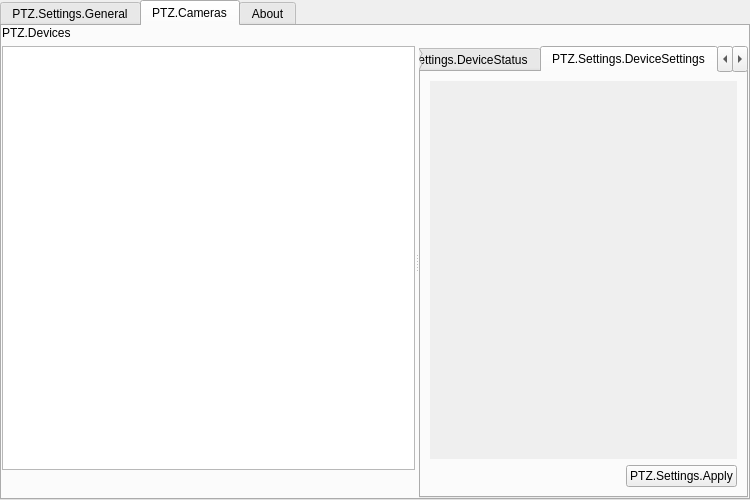
Before: the Qt Designer form src/settings.ui in glikely/obs-ptz, drawn with Qt 5.
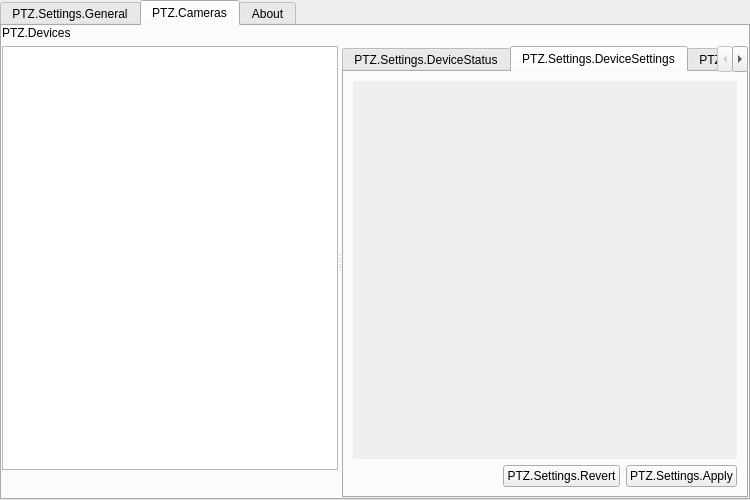
After: the same form once the commit is applied. The open tabs and pages were chosen to show the change. Custom widgets are drawn as their Qt base class.

Commit message:
settings: hold edits until Apply, and add Revert
The device's properties never asked the view to hold edits, so it sent
each one to the device 500 ms after it was made, and Apply did nothing
more than send them again.

Ask it to hold them (OBS_PROPERTIES_DEFER_UPDATE), so Apply is the step
that sends them, and add Revert to throw them away. Both are enabled only
while there are edits, which are told from the view redrawing itself by
comparing what it holds with what it held when it matched the device. An
"Unsaved changes" label, and a mark on the Settings tab, show that there
are some.

The edit to the form file:
```diff
--- a/src/settings.ui
+++ b/src/settings.ui
@@ -312,6 +312,9 @@
                </item>
                <item>
                 <layout class="QHBoxLayout" name="settingsButtonsLayout">
+                 <item>
+                  <widget class="QLabel" name="unsavedLabel"/>
+                 </item>
                  <item>
                   <spacer name="settingsButtonsSpacer">
                    <property name="orientation">
@@ -325,6 +328,13 @@
                    </property>
                   </spacer>
                  </item>
+                 <item>
+                  <widget class="QPushButton" name="revertButton">
+                   <property name="text">
+                    <string>PTZ.Settings.Revert</string>
+                   </property>
+                  </widget>
+                 </item>
                  <item>
                   <widget class="QPushButton" name="applyButton">
                    <property name="text">
```
The commit also changes 3 other files.
